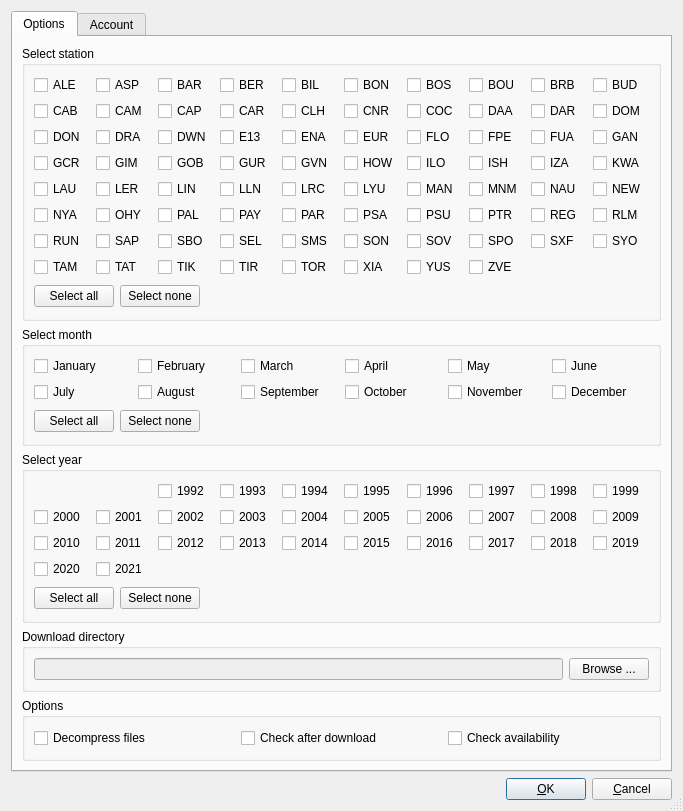
pangaea-data-publisher/BSRN_Toolbox, file trunk/Forms/DownloadManagerDialog/downloadmanagerdialog.ui: the form before one commit.
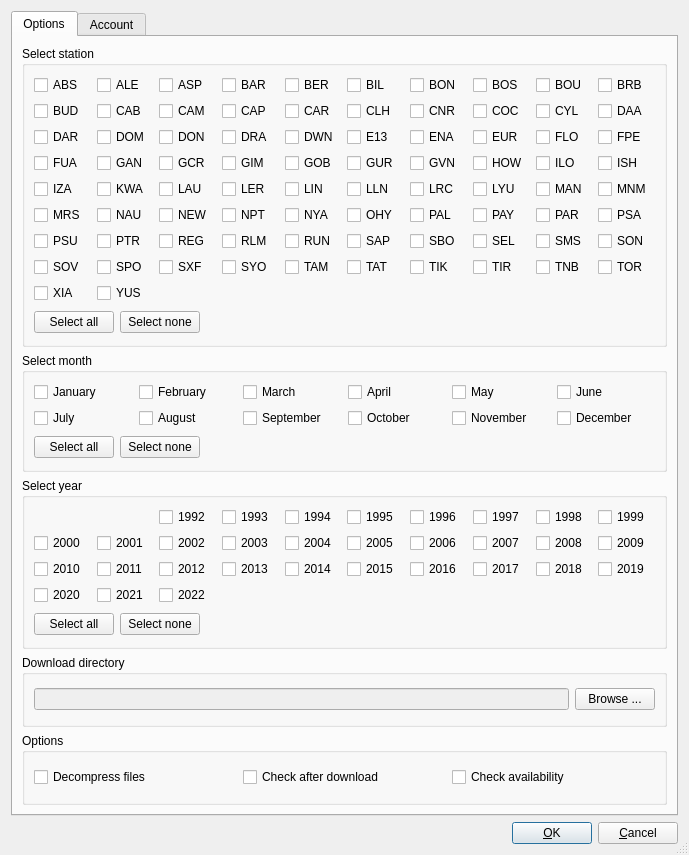
The form after the commit.

Commit message: DownloadManagerDialog - new stations added (5), one station removed, one year (2022) added

Diff of the .ui file:
```diff
--- a/trunk/Forms/DownloadManagerDialog/downloadmanagerdialog.ui
+++ b/trunk/Forms/DownloadManagerDialog/downloadmanagerdialog.ui
@@ -6,8 +6,8 @@
    <rect>
     <x>0</x>
     <y>0</y>
-    <width>683</width>
-    <height>768</height>
+    <width>689</width>
+    <height>855</height>
    </rect>
   </property>
   <property name="sizePolicy">
@@ -44,192 +44,500 @@
          <layout class="QGridLayout" name="gridLayout_2">
           <item row="0" column="0" colspan="3">
            <layout class="QGridLayout" name="gridLayout">
-            <item row="0" column="0">
+            <item row="4" column="5">
+             <widget class="QCheckBox" name="LLN_checkBox">
+              <property name="text">
+               <string>LLN</string>
+              </property>
+             </widget>
+            </item>
+            <item row="3" column="5">
+             <widget class="QCheckBox" name="GUR_checkBox">
+              <property name="text">
+               <string>GUR</string>
+              </property>
+             </widget>
+            </item>
+            <item row="3" column="2">
+             <widget class="QCheckBox" name="GCR_checkBox">
+              <property name="text">
+               <string>GCR</string>
+              </property>
+             </widget>
+            </item>
+            <item row="3" column="4">
+             <widget class="QCheckBox" name="GOB_checkBox">
+              <property name="text">
+               <string>GOB</string>
+              </property>
+             </widget>
+            </item>
+            <item row="0" column="1">
              <widget class="QCheckBox" name="ALE_checkBox">
               <property name="text">
                <string>ALE</string>
               </property>
              </widget>
             </item>
-            <item row="0" column="4">
+            <item row="3" column="7">
+             <widget class="QCheckBox" name="HOW_checkBox">
+              <property name="text">
+               <string>HOW</string>
+              </property>
+             </widget>
+            </item>
+            <item row="4" column="2">
+             <widget class="QCheckBox" name="LAU_checkBox">
+              <property name="text">
+               <string>LAU</string>
+              </property>
+             </widget>
+            </item>
+            <item row="3" column="0">
+             <widget class="QCheckBox" name="FUA_checkBox">
+              <property name="text">
+               <string>FUA</string>
+              </property>
+             </widget>
+            </item>
+            <item row="3" column="6">
+             <widget class="QCheckBox" name="GVN_checkBox">
+              <property name="text">
+               <string>GVN</string>
+              </property>
+             </widget>
+            </item>
+            <item row="6" column="2">
+             <widget class="QCheckBox" name="REG_checkBox">
+              <property name="text">
+               <string>REG</string>
+              </property>
+             </widget>
+            </item>
+            <item row="2" column="4">
+             <widget class="QCheckBox" name="DWN_checkBox">
+              <property name="text">
+               <string>DWN</string>
+              </property>
+             </widget>
+            </item>
+            <item row="1" column="1">
+             <widget class="QCheckBox" name="CAB_checkBox">
+              <property name="text">
+               <string>CAB</string>
+              </property>
+             </widget>
+            </item>
+            <item row="2" column="6">
+             <widget class="QCheckBox" name="ENA_checkBox">
+              <property name="text">
+               <string>ENA</string>
+              </property>
+             </widget>
+            </item>
+            <item row="0" column="7">
+             <widget class="QCheckBox" name="BOS_checkBox">
+              <property name="text">
+               <string>BOS</string>
+              </property>
+             </widget>
+            </item>
+            <item row="4" column="3">
+             <widget class="QCheckBox" name="LER_checkBox">
+              <property name="text">
+               <string>LER</string>
+              </property>
+             </widget>
+            </item>
+            <item row="0" column="5">
              <widget class="QCheckBox" name="BIL_checkBox">
               <property name="text">
                <string>BIL</string>
               </property>
              </widget>
             </item>
-            <item row="0" column="3">
-             <widget class="QCheckBox" name="BER_checkBox">
+            <item row="1" column="7">
+             <widget class="QCheckBox" name="COC_checkBox">
               <property name="text">
-               <string>BER</string>
+               <string>COC</string>
+              </property>
+             </widget>
+            </item>
+            <item row="7" column="0">
+             <widget class="QCheckBox" name="SOV_checkBox">
+              <property name="text">
+               <string>SOV</string>
+              </property>
+             </widget>
+            </item>
+            <item row="5" column="4">
+             <widget class="QCheckBox" name="NYA_checkBox">
+              <property name="text">
+               <string>NYA</string>
+              </property>
+             </widget>
+            </item>
+            <item row="6" column="4">
+             <widget class="QCheckBox" name="RUN_checkBox">
+              <property name="text">
+               <string>RUN</string>
+              </property>
+             </widget>
+            </item>
+            <item row="7" column="3">
+             <widget class="QCheckBox" name="SYO_checkBox">
+              <property name="text">
+               <string>SYO</string>
+              </property>
+             </widget>
+            </item>
+            <item row="7" column="2">
+             <widget class="QCheckBox" name="SXF_checkBox">
+              <property name="text">
+               <string>SXF</string>
+              </property>
+             </widget>
+            </item>
+            <item row="1" column="5">
+             <widget class="QCheckBox" name="CLH_checkBox">
+              <property name="text">
+               <string>CLH</string>
+              </property>
+             </widget>
+            </item>
+            <item row="4" column="1">
+             <widget class="QCheckBox" name="KWA_checkBox">
+              <property name="text">
+               <string>KWA</string>
+              </property>
+             </widget>
+            </item>
+            <item row="4" column="7">
+             <widget class="QCheckBox" name="LYU_checkBox">
+              <property name="text">
+               <string>LYU</string>
+              </property>
+             </widget>
+            </item>
+            <item row="5" column="3">
+             <widget class="QCheckBox" name="NPT_checkBox">
+              <property name="text">
+               <string>NPT</string>
+              </property>
+             </widget>
+            </item>
+            <item row="5" column="6">
+             <widget class="QCheckBox" name="PAL_checkBox">
+              <property name="text">
+               <string>PAL</string>
+              </property>
+             </widget>
+            </item>
+            <item row="2" column="5">
+             <widget class="QCheckBox" name="E13_checkBox">
+              <property name="text">
+               <string>E13</string>
+              </property>
+             </widget>
+            </item>
+            <item row="7" column="9">
+             <widget class="QCheckBox" name="TOR_checkBox">
+              <property name="text">
+               <string>TOR</string>
+              </property>
+             </widget>
+            </item>
+            <item row="6" column="5">
+             <widget class="QCheckBox" name="SAP_checkBox">
+              <property name="text">
+               <string>SAP</string>
+              </property>
+             </widget>
+            </item>
+            <item row="4" column="4">
+             <widget class="QCheckBox" name="LIN_checkBox">
+              <property name="text">
+               <string>LIN</string>
               </property>
              </widget>
             </item>
             <item row="0" column="2">
-             <widget class="QCheckBox" name="BAR_checkBox">
-              <property name="text">
-               <string>BAR</string>
-              </property>
-             </widget>
-            </item>
-            <item row="0" column="1">
              <widget class="QCheckBox" name="ASP_checkBox">
               <property name="text">
                <string>ASP</string>
               </property>
              </widget>
             </item>
-            <item row="0" column="5">
+            <item row="0" column="6">
              <widget class="QCheckBox" name="BON_checkBox">
               <property name="text">
                <string>BON</string>
               </property>
              </widget>
             </item>
-            <item row="0" column="9">
+            <item row="2" column="1">
+             <widget class="QCheckBox" name="DOM_checkBox">
+              <property name="text">
+               <string>DOM</string>
+              </property>
+             </widget>
+            </item>
+            <item row="5" column="0">
+             <widget class="QCheckBox" name="MRS_checkBox">
+              <property name="text">
+               <string>MRS</string>
+              </property>
+             </widget>
+            </item>
+            <item row="2" column="3">
+             <widget class="QCheckBox" name="DRA_checkBox">
+              <property name="text">
+               <string>DRA</string>
+              </property>
+             </widget>
+            </item>
+            <item row="1" column="4">
+             <widget class="QCheckBox" name="CAR_checkBox">
+              <property name="text">
+               <string>CAR</string>
+              </property>
+             </widget>
+            </item>
+            <item row="0" column="4">
+             <widget class="QCheckBox" name="BER_checkBox">
+              <property name="text">
+               <string>BER</string>
+              </property>
+             </widget>
+            </item>
+            <item row="7" column="1">
+             <widget class="QCheckBox" name="SPO_checkBox">
+              <property name="text">
+               <string>SPO</string>
+              </property>
+             </widget>
+            </item>
+            <item row="4" column="6">
+             <widget class="QCheckBox" name="LRC_checkBox">
+              <property name="text">
+               <string>LRC</string>
+              </property>
+             </widget>
+            </item>
+            <item row="7" column="7">
+             <widget class="QCheckBox" name="TIR_checkBox">
+              <property name="text">
+               <string>TIR</string>
+              </property>
+             </widget>
+            </item>
+            <item row="5" column="1">
+             <widget class="QCheckBox" name="NAU_checkBox">
+              <property name="text">
+               <string>NAU</string>
+              </property>
+             </widget>
+            </item>
+            <item row="6" column="7">
+             <widget class="QCheckBox" name="SEL_checkBox">
+              <property name="text">
+               <string>SEL</string>
+              </property>
+             </widget>
+            </item>
+            <item row="4" column="0">
+             <widget class="QCheckBox" name="IZA_checkBox">
+              <property name="text">
+               <string>IZA</string>
+              </property>
+             </widget>
+            </item>
+            <item row="2" column="2">
+             <widget class="QCheckBox" name="DON_checkBox">
+              <property name="enabled">
+               <bool>true</bool>
+              </property>
+              <property name="text">
+               <string>DON</string>
+              </property>
+             </widget>
+            </item>
+            <item row="6" column="3">
+             <widget class="QCheckBox" name="RLM_checkBox">
+              <property name="text">
+               <string>RLM</string>
+              </property>
+             </widget>
+            </item>
+            <item row="3" column="1">
+             <widget class="QCheckBox" name="GAN_checkBox">
+              <property name="text">
+               <string>GAN</string>
+              </property>
+             </widget>
+            </item>
+            <item row="5" column="7">
+             <widget class="QCheckBox" name="PAY_checkBox">
+              <property name="text">
+               <string>PAY</string>
+              </property>
+             </widget>
+            </item>
+            <item row="0" column="3">
+             <widget class="QCheckBox" name="BAR_checkBox">
+              <property name="text">
+               <string>BAR</string>
+              </property>
+             </widget>
+            </item>
+            <item row="0" column="0">
+             <widget class="QCheckBox" name="ABS_checkBox">
+              <property name="text">
+               <string>ABS</string>
+              </property>
+             </widget>
+            </item>
+            <item row="6" column="6">
+             <widget class="QCheckBox" name="SBO_checkBox">
+              <property name="text">
+               <string>SBO</string>
+              </property>
+             </widget>
+            </item>
+            <item row="2" column="7">
+             <widget class="QCheckBox" name="EUR_checkBox">
+              <property name="text">
+               <string>EUR</string>
+              </property>
+             </widget>
+            </item>
+            <item row="5" column="5">
+             <widget class="QCheckBox" name="OHY_checkBox">
+              <property name="text">
+               <string>OHY</string>
+              </property>
+             </widget>
+            </item>
+            <item row="6" column="0">
+             <widget class="QCheckBox" name="PSU_checkBox">
+              <property name="text">
+               <string>PSU</string>
+              </property>
+             </widget>
+            </item>
+            <item row="3" column="3">
+             <widget class="QCheckBox" name="GIM_checkBox">
+              <property name="text">
+               <string>GIM</string>
+              </property>
+             </widget>
+            </item>
+            <item row="1" column="6">
+             <widget class="QCheckBox" name="CNR_checkBox">
+              <property name="text">
+               <string>CNR</string>
+              </property>
+             </widget>
+            </item>
+            <item row="1" column="0">
              <widget class="QCheckBox" name="BUD_checkBox">
               <property name="text">
                <string>BUD</string>
               </property>
              </widget>
             </item>
-            <item row="0" column="7">
-             <widget class="QCheckBox" name="BOU_checkBox">
+            <item row="2" column="0">
+             <widget class="QCheckBox" name="DAR_checkBox">
               <property name="text">
-               <string>BOU</string>
+               <string>DAR</string>
               </property>
              </widget>
             </item>
-            <item row="0" column="8">
-             <widget class="QCheckBox" name="BRB_checkBox">
-              <property name="text">
-               <string>BRB</string>
-              </property>
-             </widget>
-            </item>
-            <item row="1" column="0">
-             <widget class="QCheckBox" name="CAB_checkBox">
-              <property name="text">
-               <string>CAB</string>
-              </property>
-             </widget>
-            </item>
-            <item row="0" column="6">
-             <widget class="QCheckBox" name="BOS_checkBox">
-              <property name="text">
-               <string>BOS</string>
-              </property>
-             </widget>
-            </item>
-            <item row="1" column="1">
+            <item row="1" column="2">
              <widget class="QCheckBox" name="CAM_checkBox">
               <property name="text">
                <string>CAM</string>
               </property>
              </widget>
             </item>
-            <item row="1" column="2">
+            <item row="7" column="5">
+             <widget class="QCheckBox" name="TAT_checkBox">
+              <property name="text">
+               <string>TAT</string>
+              </property>
+             </widget>
+            </item>
+            <item row="1" column="3">
              <widget class="QCheckBox" name="CAP_checkBox">
               <property name="text">
                <string>CAP</string>
               </property>
              </widget>
             </item>
-            <item row="1" column="3">
-             <widget class="QCheckBox" name="CAR_checkBox">
+            <item row="5" column="2">
+             <widget class="QCheckBox" name="NEW_checkBox">
               <property name="text">
-               <string>CAR</string>
+               <string>NEW</string>
               </property>
              </widget>
             </item>
-            <item row="1" column="4">
-             <widget class="QCheckBox" name="CLH_checkBox">
+            <item row="6" column="1">
+             <widget class="QCheckBox" name="PTR_checkBox">
               <property name="text">
-               <string>CLH</string>
+               <string>PTR</string>
               </property>
              </widget>
             </item>
-            <item row="1" column="5">
-             <widget class="QCheckBox" name="CNR_checkBox">
+            <item row="7" column="6">
+             <widget class="QCheckBox" name="TIK_checkBox">
               <property name="text">
-               <string>CNR</string>
+               <string>TIK</string>
               </property>
              </widget>
             </item>
-            <item row="1" column="6">
-             <widget class="QCheckBox" name="COC_checkBox">
+            <item row="7" column="4">
+             <widget class="QCheckBox" name="TAM_checkBox">
               <property name="text">
-               <string>COC</string>
+               <string>TAM</string>
+              </property>
+             </widget>
+            </item>
+            <item row="7" column="8">
+             <widget class="QCheckBox" name="TNB_checkBox">
+              <property name="text">
+               <string>TNB</string>
+              </property>
+             </widget>
+            </item>
+            <item row="0" column="8">
+             <widget class="QCheckBox" name="BOU_checkBox">
+              <property name="text">
+               <string>BOU</string>
+              </property>
+             </widget>
+            </item>
+            <item row="0" column="9">
+             <widget class="QCheckBox" name="BRB_checkBox">
+              <property name="text">
+               <string>BRB</string>
+              </property>
+             </widget>
+            </item>
+            <item row="1" column="8">
+             <widget class="QCheckBox" name="CYL_checkBox">
+              <property name="text">
+               <string>CYL</string>
               </property>
              </widget>
             </item>
             <item row="1" column="9">
-             <widget class="QCheckBox" name="DOM_checkBox">
-              <property name="text">
-               <string>DOM</string>
-              </property>
-             </widget>
-            </item>
-            <item row="1" column="7">
              <widget class="QCheckBox" name="DAA_checkBox">
               <property name="text">
                <string>DAA</string>
               </property>
              </widget>
             </item>
-            <item row="1" column="8">
-             <widget class="QCheckBox" name="DAR_checkBox">
-              <property name="text">
-               <string>DAR</string>
-              </property>
-             </widget>
-            </item>
-            <item row="2" column="0">
-             <widget class="QCheckBox" name="DON_checkBox">
-              <property name="enabled">
-               <bool>true</bool>
-              </property>
-              <property name="text">
-               <string>DON</string>
-              </property>
-             </widget>
-            </item>
-            <item row="2" column="1">
-             <widget class="QCheckBox" name="DRA_checkBox">
-              <property name="text">
-               <string>DRA</string>
-              </property>
-             </widget>
-            </item>
-            <item row="2" column="4">
-             <widget class="QCheckBox" name="ENA_checkBox">
-              <property name="text">
-               <string>ENA</string>
-              </property>
-             </widget>
-            </item>
-            <item row="2" column="2">
-             <widget class="QCheckBox" name="DWN_checkBox">
-              <property name="text">
-               <string>DWN</string>
-              </property>
-             </widget>
-            </item>
-            <item row="2" column="5">
-             <widget class="QCheckBox" name="EUR_checkBox">
-              <property name="text">
-               <string>EUR</string>
-              </property>
-             </widget>
-            </item>
-            <item row="2" column="3">
-             <widget class="QCheckBox" name="E13_checkBox">
-              <property name="text">
-               <string>E13</string>
-              </property>
-             </widget>
-            </item>
-            <item row="2" column="6">
+            <item row="2" column="8">
              <widget class="QCheckBox" name="FLO_checkBox">
               <property name="text">
                <string>FLO</string>
@@ -237,352 +545,72 @@
              </widget>
             </item>
             <item row="2" column="9">
-             <widget class="QCheckBox" name="GAN_checkBox">
-              <property name="text">
-               <string>GAN</string>
-              </property>
-             </widget>
-            </item>
-            <item row="3" column="0">
-             <widget class="QCheckBox" name="GCR_checkBox">
-              <property name="text">
-               <string>GCR</string>
-              </property>
-             </widget>
-            </item>
-            <item row="2" column="8">
-             <widget class="QCheckBox" name="FUA_checkBox">
-              <property name="text">
-               <string>FUA</string>
-              </property>
-             </widget>
-            </item>
-            <item row="2" column="7">
              <widget class="QCheckBox" name="FPE_checkBox">
               <property name="text">
                <string>FPE</string>
               </property>
              </widget>
             </item>
-            <item row="4" column="0">
-             <widget class="QCheckBox" name="LAU_checkBox">
-              <property name="text">
-               <string>LAU</string>
-              </property>
-             </widget>
-            </item>
-            <item row="3" column="9">
-             <widget class="QCheckBox" name="KWA_checkBox">
-              <property name="text">
-               <string>KWA</string>
-              </property>
-             </widget>
-            </item>
             <item row="3" column="8">
-             <widget class="QCheckBox" name="IZA_checkBox">
-              <property name="text">
-               <string>IZA</string>
-              </property>
-             </widget>
-            </item>
-            <item row="3" column="7">
-             <widget class="QCheckBox" name="ISH_checkBox">
-              <property name="text">
-               <string>ISH</string>
-              </property>
-             </widget>
-            </item>
-            <item row="3" column="6">
              <widget class="QCheckBox" name="ILO_checkBox">
               <property name="text">
                <string>ILO</string>
               </property>
              </widget>
             </item>
-            <item row="3" column="5">
-             <widget class="QCheckBox" name="HOW_checkBox">
+            <item row="3" column="9">
+             <widget class="QCheckBox" name="ISH_checkBox">
               <property name="text">
-               <string>HOW</string>
+               <string>ISH</string>
               </property>
              </widget>
             </item>
-            <item row="3" column="4">
-             <widget class="QCheckBox" name="GVN_checkBox">
-              <property name="text">
-               <string>GVN</string>
-              </property>
-             </widget>
-            </item>
-            <item row="3" column="3">
-             <widget class="QCheckBox" name="GUR_checkBox">
-              <property name="text">
-               <string>GUR</string>
-              </property>
-             </widget>
-            </item>
-            <item row="3" column="2">
-             <widget class="QCheckBox" name="GOB_checkBox">
-              <property name="text">
-               <string>GOB</string>
-              </property>
-             </widget>
-            </item>
-            <item row="3" column="1">
-             <widget class="QCheckBox" name="GIM_checkBox">
-              <property name="text">
-               <string>GIM</string>
-              </property>
-             </widget>
-            </item>
-            <item row="4" column="1">
-             <widget class="QCheckBox" name="LER_checkBox">
-              <property name="text">
-               <string>LER</string>
-              </property>
-             </widget>
-            </item>
-            <item row="4" column="3">
-             <widget class="QCheckBox" name="LLN_checkBox">
-              <property name="text">
-               <string>LLN</string>
-              </property>
-             </widget>
-            </item>
-            <item row="4" column="2">
-             <widget class="QCheckBox" name="LIN_checkBox">
-              <property name="text">
-               <string>LIN</string>
-              </property>
-             </widget>
-            </item>
-            <item row="4" column="4">
-             <widget class="QCheckBox" name="LRC_checkBox">
-              <property name="text">
-               <string>LRC</string>
-              </property>
-             </widget>
-            </item>
-            <item row="4" column="5">
-             <widget class="QCheckBox" name="LYU_checkBox">
-              <property name="text">
-               <string>LYU</string>
-              </property>
-             </widget>
-            </item>
-            <item row="4" column="6">
+            <item row="4" column="8">
              <widget class="QCheckBox" name="MAN_checkBox">
               <property name="text">
                <string>MAN</string>
               </property>
              </widget>
             </item>
-            <item row="4" column="7">
+            <item row="4" column="9">
              <widget class="QCheckBox" name="MNM_checkBox">
               <property name="text">
                <string>MNM</string>
               </property>
              </widget>
             </item>
-            <item row="4" column="8">
-             <widget class="QCheckBox" name="NAU_checkBox">
-              <property name="text">
-               <string>NAU</string>
-              </property>
-             </widget>
-            </item>
-            <item row="4" column="9">
-             <widget class="QCheckBox" name="NEW_checkBox">
-              <property name="text">
-               <string>NEW</string>
-              </property>
-             </widget>
-            </item>
-            <item row="5" column="0">
-             <widget class="QCheckBox" name="NYA_checkBox">
-              <property name="text">
-               <string>NYA</string>
-              </property>
-             </widget>
-            </item>
-            <item row="5" column="2">
-             <widget class="QCheckBox" name="PAL_checkBox">
-              <property name="text">
-               <string>PAL</string>
-              </property>
-             </widget>
-            </item>
-            <item row="5" column="1">
-             <widget class="QCheckBox" name="OHY_checkBox">
-              <property name="text">
-               <string>OHY</string>
-              </property>
-             </widget>
-            </item>
-            <item row="5" column="3">
-             <widget class="QCheckBox" name="PAY_checkBox">
-              <property name="text">
-               <string>PAY</string>
-              </property>
-             </widget>
-            </item>
-            <item row="5" column="5">
-             <widget class="QCheckBox" name="PSA_checkBox">
-              <property name="enabled">
-               <bool>true</bool>
-              </property>
-              <property name="text">
-               <string>PSA</string>
-              </property>
-             </widget>
-            </item>
-            <item row="5" column="4">
+            <item row="5" column="8">
              <widget class="QCheckBox" name="PAR_checkBox">
               <property name="text">
                <string>PAR</string>
               </property>
              </widget>
             </item>
-            <item row="5" column="6">
-             <widget class="QCheckBox" name="PSU_checkBox">
-              <property name="text">
-               <string>PSU</string>
-              </property>
-             </widget>
-            </item>
-            <item row="5" column="7">
-             <widget class="QCheckBox" name="PTR_checkBox">
-              <property name="text">
-               <string>PTR</string>
-              </property>
-             </widget>
-            </item>
-            <item row="5" column="8">
-             <widget class="QCheckBox" name="REG_checkBox">
-              <property name="text">
-               <string>REG</string>
-              </property>
-             </widget>
-            </item>
             <item row="5" column="9">
-             <widget class="QCheckBox" name="RLM_checkBox">
-              <property name="text">
-               <string>RLM</string>
+             <widget class="QCheckBox" name="PSA_checkBox">
+              <property name="enabled">
+               <bool>true</bool>
               </property>
-             </widget>
-            </item>
-            <item row="6" column="0">
-             <widget class="QCheckBox" name="RUN_checkBox">
               <property name="text">
-               <string>RUN</string>
+               <string>PSA</string>
               </property>
              </widget>
             </item>
-            <item row="6" column="1">
-             <widget class="QCheckBox" name="SAP_checkBox">
-              <property name="text">
-               <string>SAP</string>
-              </property>
-             </widget>
-            </item>
-            <item row="6" column="2">
-             <widget class="QCheckBox" name="SBO_checkBox">
-              <property name="text">
-               <string>SBO</string>
-              </property>
-             </widget>
-            </item>
-            <item row="6" column="3">
-             <widget class="QCheckBox" name="SEL_checkBox">
-              <property name="text">
-               <string>SEL</string>
-              </property>
-             </widget>
-            </item>
-            <item row="6" column="4">
+            <item row="6" column="8">
              <widget class="QCheckBox" name="SMS_checkBox">
               <property name="text">
                <string>SMS</string>
               </property>
              </widget>
             </item>
-            <item row="6" column="5">
+            <item row="6" column="9">
              <widget class="QCheckBox" name="SON_checkBox">
               <property name="text">
                <string>SON</string>
               </property>
              </widget>
             </item>
-            <item row="6" column="6">
-             <widget class="QCheckBox" name="SOV_checkBox">
-              <property name="text">
-               <string>SOV</string>
-              </property>
-             </widget>
-            </item>
-            <item row="6" column="7">
-             <widget class="QCheckBox" name="SPO_checkBox">
-              <property name="text">
-               <string>SPO</string>
-              </property>
-             </widget>
-            </item>
-            <item row="6" column="8">
-             <widget class="QCheckBox" name="SXF_checkBox">
-              <property name="text">
-               <string>SXF</string>
-              </property>
-             </widget>
-            </item>
-            <item row="6" column="9">
-             <widget class="QCheckBox" name="SYO_checkBox">
-              <property name="text">
-               <string>SYO</string>
-              </property>
-             </widget>
-            </item>
-            <item row="7" column="0">
-             <widget class="QCheckBox" name="TAM_checkBox">
-              <property name="text">
-               <string>TAM</string>
-              </property>
-             </widget>
-            </item>
-            <item row="7" column="1">
-             <widget class="QCheckBox" name="TAT_checkBox">
-              <property name="text">
-               <string>TAT</string>
-              </property>
-             </widget>
-            </item>
-            <item row="7" column="2">
-             <widget class="QCheckBox" name="TIK_checkBox">
-              <property name="text">
-               <string>TIK</string>
-              </property>
-             </widget>
-            </item>
-            <item row="7" column="3">
-             <widget class="QCheckBox" name="TIR_checkBox">
-              <property name="text">
-               <string>TIR</string>
-              </property>
-             </widget>
-            </item>
-            <item row="7" column="4">
-             <widget class="QCheckBox" name="TOR_checkBox">
-              <property name="text">
-               <string>TOR</string>
-              </property>
-             </widget>
-            </item>
-            <item row="7" column="5">
-             <widget class="QCheckBox" name="XIA_checkBox">
-              <property name="text">
-               <string>XIA</string>
-              </property>
-             </widget>
-            </item>
-            <item row="7" column="6">
+            <item row="8" column="1">
              <widget class="QCheckBox" name="YUS_checkBox">
               <property name="enabled">
                <bool>true</bool>
@@ -592,13 +620,10 @@
               </property>
              </widget>
             </item>
-            <item row="7" column="7">
-             <widget class="QCheckBox" name="ZVE_checkBox">
-              <property name="enabled">
-               <bool>true</bool>
-              </property>
+            <item row="8" column="0">
+             <widget class="QCheckBox" name="XIA_checkBox">
               <property name="text">
-               <string>ZVE</string>
+               <string>XIA</string>
               </property>
              </widget>
             </item>
@@ -976,6 +1001,13 @@
               </property>
              </widget>
             </item>
+            <item row="3" column="2">
+             <widget class="QCheckBox" name="Year2022_checkBox">
+              <property name="text">
+               <string>2022</string>
+              </property>
+             </widget>
+            </item>
            </layout>
           </item>
           <item row="1" column="0">
```
Left out of the diff: 31 changed lines with no effect on the pictures. The commit also changes 9 other files.
